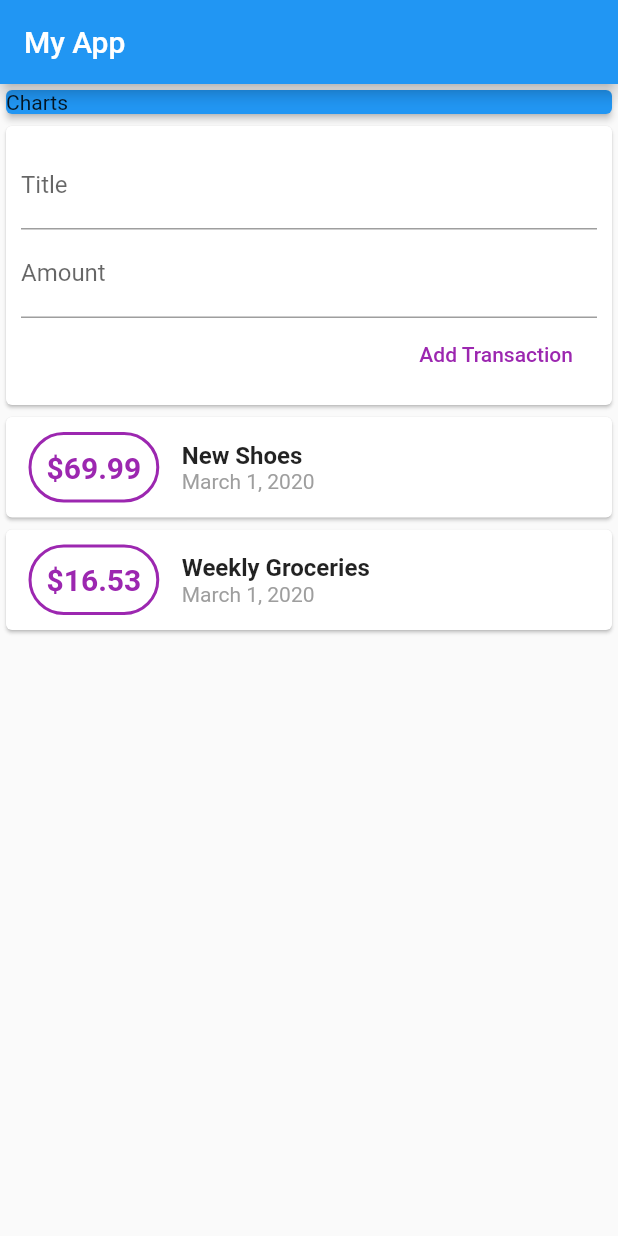
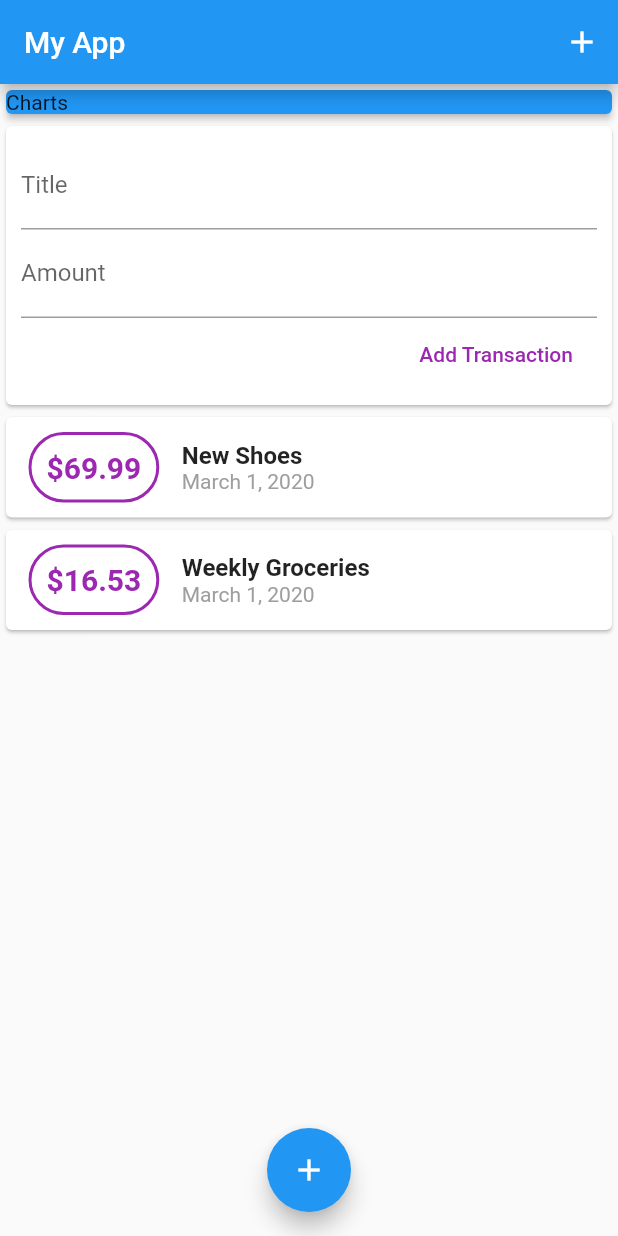
Before and after one commit to officer47p/personal-expenses, a Flutter app: the screen it shows after launch, after a tap on "Add Transaction", on a phone screen of 412 x 824 dp. Run offline on Flutter 3.47's test engine with Material 2 defaults, Android fonts, the phone set to English and light mode, and no system bars.

Commit message:
added floating action button and add button in the app bar

```diff
--- a/lib/main.dart
+++ b/lib/main.dart
@@ -22,7 +22,15 @@ class _MyHomePageState extends State<MyHomePage> {
     return Scaffold(
       appBar: AppBar(
         title: Text("My App"),
+        actions: <Widget>[
+          IconButton(icon: Icon(Icons.add), onPressed: () {}),
+        ],
       ),
+      floatingActionButton: FloatingActionButton(
+        child: Icon(Icons.add),
+        onPressed: () {},
+      ),
+      floatingActionButtonLocation: FloatingActionButtonLocation.centerFloat,
       body: SingleChildScrollView(
         child: Column(
           crossAxisAlignment: CrossAxisAlignment.stretch,
--- a/lib/widgets/new_transaction.dart
+++ b/lib/widgets/new_transaction.dart
@@ -6,6 +6,15 @@ class NewTransaction extends StatelessWidget {
   final Function addNewTransaction;
 
   NewTransaction(this.addNewTransaction);
+
+  void submitNewTransaction() {
+    String title = titleController.text;
+    double amount = double.parse(amountController.text);
+    if (title.isEmpty || amount <= 0) {
+      return;
+    }
+    addNewTransaction(title, amount);
+  }
 
   @override
   Widget build(BuildContext context) {
@@ -18,16 +27,16 @@ class NewTransaction extends StatelessWidget {
             TextField(
               decoration: InputDecoration(labelText: "Title"),
               controller: titleController,
+              onSubmitted: (_) => submitNewTransaction(),
             ),
             TextField(
               decoration: InputDecoration(labelText: "Amount"),
               controller: amountController,
+              keyboardType: TextInputType.number,
+              onSubmitted: (_) => submitNewTransaction(),
             ),
             FlatButton(
-              onPressed: () {
-                addNewTransaction(
-                    titleController.text, double.parse(amountController.text));
-              },
+              onPressed: () => submitNewTransaction(),
               child: Text("Add Transaction"),
               textColor: Colors.purple,
             )
--- a/lib/widgets/transaction_list.dart
+++ b/lib/widgets/transaction_list.dart
@@ -30,7 +30,7 @@ class TransactionList extends StatelessWidget {
                     borderRadius: BorderRadius.all(Radius.circular(25)),
                   ),
                   child: Text(
-                    "\$${transactions[i].amount.toString()}",
+                    "\$${transactions[i].amount.toStringAsFixed(2)}",
                     style: TextStyle(
                       fontWeight: FontWeight.bold,
                       fontSize: 20,
```
